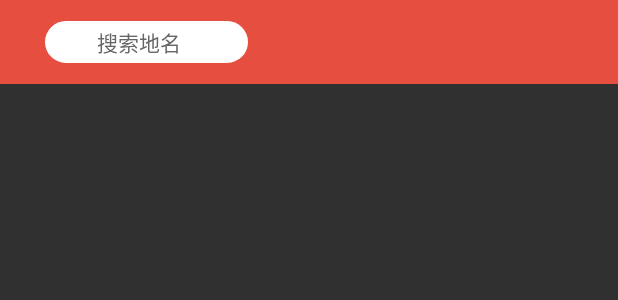
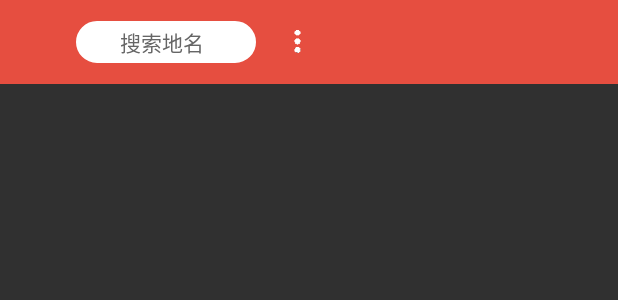
Before and after one commit to hackwind/LocationSimulator, an Android app: the layout activity_navigation_drawer.xml on its own in the app's theme, with its tools: preview values and no code run, on a phone screen of 412 x 824 dp. Shown: the top 300 px of the screen. Run offline under Robolectric (Android 15) with nearby library versions, the phone set to English and light mode, and no system bars.

Commit message:
add popup menu

```diff
--- a/app/src/main/java/com/tonyhu/location/util/Constants.java
+++ b/app/src/main/java/com/tonyhu/location/util/Constants.java
@@ -23,5 +23,5 @@ public class Constants {
     public final static int MAX_SHENYOU_TIMES = 2;
 
     //避免市场审核不通过（判断有意引导点击广告导致不通过），设定一个启用穿越和神游计数的起始日期
-    public static final String TEST_END_TIME = "2017-08-10";
+    public static final String TEST_END_TIME = "2017-08-05";
 }
--- a/app/src/main/res/drawable/shape_round_light_red.xml
+++ b/app/src/main/res/drawable/shape_round_light_red.xml
@@ -2,15 +2,15 @@
 <shape  xmlns:android="http://schemas.android.com/apk/res/android"
     android:shape="rectangle"
     android:useLevel="false" >
-    <solid android:color="@color/light_red" />
+    <solid android:color="#66e64e40" />
     <padding
     android:left="2dp"
     android:top="1dp"
     android:right="2dp"
     android:bottom="1dp" />
     <solid
-    android:color="@color/light_red" />
+    android:color="#66e64e40" />
     <stroke
-    android:width="1dp"
+    android:width="0dp"
     android:color="@android:color/white" />
 </shape>
--- a/materiallibrary/src/main/java/com/blunderer/materialdesignlibrary/activities/NavigationDrawerActivity.java
+++ b/materiallibrary/src/main/java/com/blunderer/materialdesignlibrary/activities/NavigationDrawerActivity.java
@@ -42,6 +42,7 @@ public abstract class NavigationDrawerActivity extends AppCompatActivity {
 
         if(getMenuItemClickListener() != null) {
             toolbar.findViewById(R.id.search_place).setOnClickListener(getMenuItemClickListener());
+            toolbar.findViewById(R.id.btn_more).setOnClickListener(getMenuItemClickListener());
         }
         setSupportActionBar(toolbar);
         getSupportActionBar().setDisplayShowHomeEnabled(true);
--- /dev/null
+++ b/materiallibrary/src/main/res/drawable/selector_more_menu_bg.xml
@@ -0,0 +1,19 @@
+<?xml version="1.0" encoding="utf-8"?>
+<selector xmlns:android="http://schemas.android.com/apk/res/android">
+
+    <item  android:state_pressed="true">
+        <shape
+            android:shape="rectangle"
+            android:useLevel="false" >
+            <solid android:color="#99000000" />
+        </shape>
+    </item>
+    <item >
+        <shape
+            android:shape="rectangle"
+            android:useLevel="false" >
+            <solid android:color="#00000000" />
+        </shape>
+    </item>
+
+</selector>
--- a/materiallibrary/src/main/res/layout/activity_navigation_drawer.xml
+++ b/materiallibrary/src/main/res/layout/activity_navigation_drawer.xml
@@ -5,38 +5,39 @@
 
     <android.support.v7.widget.Toolbar
         android:id="@+id/my_awesome_toolbar"
-        android:layout_height="wrap_content"
+        android:layout_height="?attr/actionBarSize"
         android:layout_width="match_parent"
         android:minHeight="?attr/actionBarSize"
         android:background="?attr/colorPrimary" >
         <LinearLayout
             android:id="@+id/expanded_menu"
-            android:layout_width="wrap_content"
-            android:layout_height="match_parent"
-            android:layout_marginLeft="30dp"
+            android:layout_width="200dp"
+            android:layout_height="?attr/actionBarSize"
             android:gravity="right|center_vertical"
-            android:background="@drawable/shape_round_corner_white"
-            android:stateListAnimator="@animator/touch_raise">
+            >
             <TextView
                 android:id="@+id/search_place"
-                android:layout_width="100dp"
+                android:layout_width="120dp"
                 android:layout_height="wrap_content"
-                android:layout_gravity="right"
+                android:layout_gravity="right|center_vertical"
                 android:drawablePadding="5dp"
                 android:layout_marginLeft="5dp"
                 android:paddingBottom="2dp"
                 android:paddingTop="2dp"
                 android:gravity="center_vertical"
+                android:background="@drawable/shape_round_corner_white"
                 android:drawableLeft="@drawable/ic_search_black_24dp"
                 android:textColor="#666666"
                 android:text="搜索地名"/>
-            <TextView
+            <ImageView
                 android:id="@+id/btn_more"
                 android:layout_width="wrap_content"
-                android:layout_height="match_parent"
-                android:text="┊"
+                android:layout_height="wrap_content"
+                android:src="@drawable/more"
+                android:textSize="20sp"
+                android:gravity="right|center_vertical"
                 android:textColor="@android:color/white"
-                android:paddingLeft="10dp"
+                android:paddingLeft="20dp"
                 android:paddingRight="10dp"/>
         </LinearLayout>
     </android.support.v7.widget.Toolbar>
@@ -55,7 +56,54 @@
             android:layout_width="match_parent"
             android:layout_height="match_parent"
             android:id="@+id/popupwindow"
-            android:visibility="gone"></FrameLayout>
+            android:background="#10000000"
+            android:visibility="gone">
+            <LinearLayout
+                android:id="@+id/more_menu"
+                android:layout_width="120dp"
+                android:layout_height="wrap_content"
+                android:layout_marginRight="10dp"
+                android:background="@drawable/btn_more_bg"
+                android:layout_gravity="right"
+                android:gravity="center_vertical"
+                android:orientation="vertical">
+                <TextView
+                    android:id="@+id/btn_favorite"
+                    android:layout_width="match_parent"
+                    android:layout_height="wrap_content"
+                    android:paddingTop="10dp"
+                    android:paddingBottom="10dp"
+                    android:layout_marginLeft="10dp"
+                    android:background="@drawable/selector_more_menu_bg"
+                    android:text="我的收藏"/>
+                <View
+                    android:layout_width="match_parent"
+                    android:layout_height="1px"
+                    android:background="#AA000000"/>
+                <TextView
+                    android:id="@+id/btn_setup"
+                    android:layout_width="match_parent"
+                    android:layout_height="wrap_content"
+                    android:paddingTop="10dp"
+                    android:paddingBottom="10dp"
+                    android:layout_marginLeft="10dp"
+                    android:background="@drawable/selector_more_menu_bg"
+                    android:text="设置"/>
+                <View
+                    android:layout_width="match_parent"
+                    android:layout_height="1px"
+                    android:background="#AA000000"/>
+                <TextView
+                    android:id="@+id/btn_help"
+                    android:layout_width="match_parent"
+                    android:layout_height="wrap_content"
+                    android:paddingTop="10dp"
+                    android:paddingBottom="10dp"
+                    android:layout_marginLeft="10dp"
+                    android:background="@drawable/selector_more_menu_bg"
+                    android:text="帮助"/>
+            </LinearLayout>
+        </FrameLayout>
 
         <RelativeLayout
             android:id="@+id/left_drawer"
```
Also changed, not shown: app/src/main/java/com/tonyhu/location/activity/MainActivity.java (+41 -2 lines), materiallibrary/src/main/res/drawable-xxxhdpi/more.png (added), materiallibrary/src/main/res/drawable/btn_more_bg.9.png (added), 1 other file.
